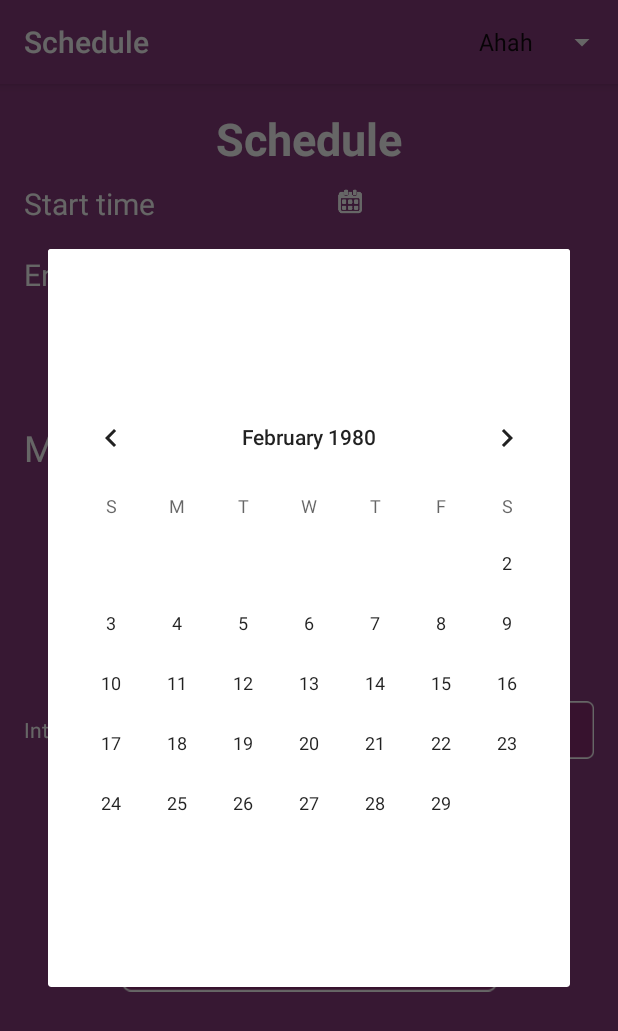
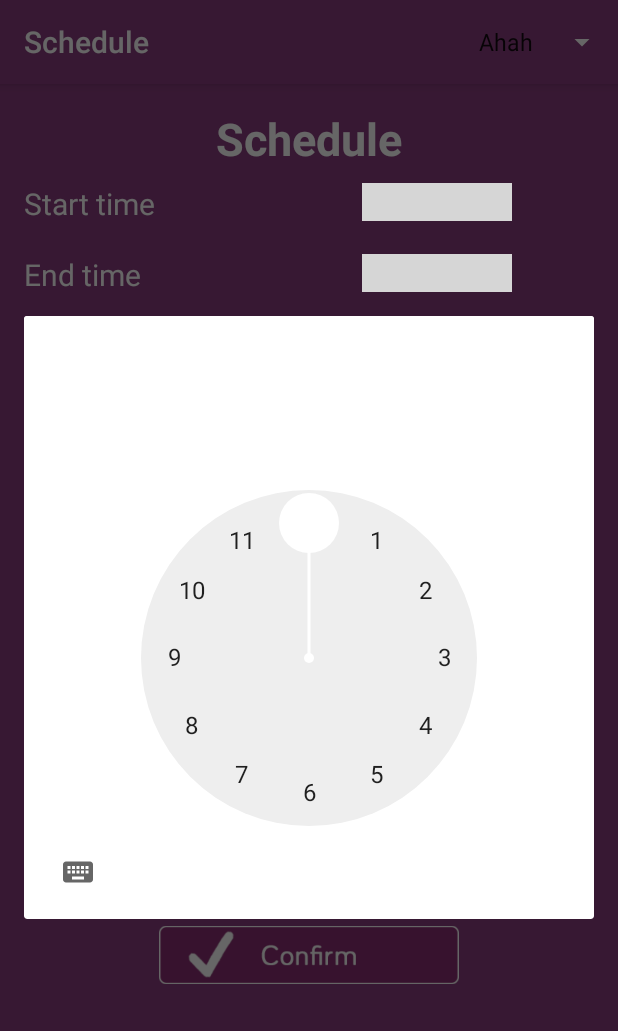
Before and after one commit to zosmak/uControl, an Android app: the activity_ac_schedule screen opened directly, with no data from a screen before it, after a tap on an icon or button, on a phone screen of 412 x 824 dp. Shown: the top 1031 px of the screen. Run offline under Robolectric (Android 15) with nearby library versions, the phone set to English and light mode, and no system bars; grey boxes are pictures that could not be loaded.

Commit message:
+ coisas

```diff
--- a/UControlStudio/app/build.gradle
+++ b/UControlStudio/app/build.gradle
@@ -25,6 +25,6 @@ dependencies {
         exclude group: 'com.android.support', module: 'support-annotations'
     })
     compile 'com.android.support:appcompat-v7:25.1.0'
+    compile 'com.android.volley:volley:1.0.0'
     testCompile 'junit:junit:4.12'
-    compile 'com.android.volley:volley:1.0.0'
 }
--- a/UControlStudio/app/src/main/AndroidManifest.xml
+++ b/UControlStudio/app/src/main/AndroidManifest.xml
@@ -1,6 +1,9 @@
 <?xml version="1.0" encoding="utf-8"?>
 <manifest xmlns:android="http://schemas.android.com/apk/res/android"
     package="ucontrol.ucontrolstudio">
+
+    <uses-permission android:name="android.permission.INTERNET"/>
+    <uses-permission android:name="android.permission.ACCESS_NETWORK_STATE"/>
 
     <application
         android:allowBackup="true"
@@ -64,6 +67,8 @@
             android:label="Remove"
             android:theme="@style/AppTheme"></activity>
 
+
+
     </application>
 
 </manifest>
--- a/UControlStudio/app/src/main/java/ucontrol/ucontrolstudio/activity_ac_schedule.java
+++ b/UControlStudio/app/src/main/java/ucontrol/ucontrolstudio/activity_ac_schedule.java
@@ -1,6 +1,7 @@
 package ucontrol.ucontrolstudio;
 
 import android.app.DatePickerDialog;
+import android.app.TimePickerDialog;
 import android.support.v4.view.MenuItemCompat;
 import android.support.v7.app.AppCompatActivity;
 import android.os.Bundle;
@@ -13,13 +14,14 @@ import android.widget.ImageView;
 import android.widget.NumberPicker;
 import android.widget.Spinner;
 import android.widget.TextView;
+import android.widget.TimePicker;
 
 public class activity_ac_schedule extends AppCompatActivity {
 
     private NumberPicker nb;
     private ImageView start, end;
     private TextView tvstart, tvend;
-    private int ano = 1980, mes = 01, dia = 01;
+    private int horas=12, minutos=00;
 
     @Override
     protected void onCreate(Bundle savedInstanceState) {
@@ -30,6 +32,7 @@ public class activity_ac_schedule extends AppCompatActivity {
         start = (ImageView) findViewById(R.id.scheduleStart);
         end = (ImageView) findViewById(R.id.scheduleEnd);
         tvstart = (TextView) findViewById(R.id.start);
+        tvend = (TextView) findViewById(R.id.end);
 
         nb.setMaxValue(40);
         nb.setMinValue(1);
@@ -37,24 +40,18 @@ public class activity_ac_schedule extends AppCompatActivity {
 
         start.setOnClickListener(new View.OnClickListener() {
             @Override
-            public void onClick(View v) {
-                DatePickerDialog picker = new DatePickerDialog(
-                        activity_ac_schedule.this,
-                        new DatePickerDialog.OnDateSetListener() {
-                            @Override
-                            public void onDateSet(DatePicker view, int year, int monthOfYear, int dayOfMonth) {
-
-                                tvstart.setText(year + "-" + (monthOfYear + 1) + "-" + dayOfMonth);
-                            }
-                        },
-                        ano,
-                        mes,
-                        dia
-                );
-                picker.show();
+            public void onClick(View view) {
+                timepickerStart();
             }
         });
 
+
+        end.setOnClickListener(new View.OnClickListener() {
+            @Override
+            public void onClick(View v) {
+                timepickerEnd();
+            }
+        });
     }
 
     @Override
@@ -71,4 +68,36 @@ public class activity_ac_schedule extends AppCompatActivity {
         spinner.setAdapter(adapter);
         return true;
     }
+
+    // time picker start
+    public void timepickerStart(){
+        // Lançar timepicker
+        TimePickerDialog timePickerDialog = new TimePickerDialog(this,
+                new TimePickerDialog.OnTimeSetListener() {
+
+                    @Override
+                    public void onTimeSet(TimePicker view, int hourOfDay,
+                                          int minute) {
+
+                        tvstart.setText(hourOfDay + ":" + minute);
+                    }
+                }, horas, minutos, false);
+        timePickerDialog.show();
+    }
+
+    // time picker end
+    public void timepickerEnd(){
+        // Lançar timepicker
+        TimePickerDialog timePickerDialog = new TimePickerDialog(this,
+                new TimePickerDialog.OnTimeSetListener() {
+
+                    @Override
+                    public void onTimeSet(TimePicker view, int hourOfDay,
+                                          int minute) {
+
+                        tvend.setText(hourOfDay + ":" + minute);
+                    }
+                }, horas, minutos, false);
+        timePickerDialog.show();
+    }
 }
--- a/UControlStudio/app/src/main/res/layout/activity_ac_schedule.xml
+++ b/UControlStudio/app/src/main/res/layout/activity_ac_schedule.xml
@@ -13,10 +13,11 @@
     android:background="@color/color_ac">
 
 
-
     <ScrollView
         android:layout_width="match_parent"
-        android:layout_height="match_parent">
+        android:layout_height="match_parent"
+        android:layout_alignParentTop="true"
+        android:layout_alignParentStart="true">
 
 
 
@@ -57,6 +58,7 @@
                     android:fontFamily="Bariol"
                     android:textSize="20sp"
                     android:layout_height="wrap_content" />
+
                 <TextView
                     android:layout_width="100dp"
                     android:textColor="@android:color/white"
@@ -66,10 +68,11 @@
                     android:layout_height="wrap_content" />
 
                 <ImageView
-                    app:srcCompat="@drawable/schedule"
+                    app:srcCompat="@drawable/time"
                     android:id="@+id/scheduleStart"
                     android:layout_height="25dp"
-                    android:layout_width="100dp" />
+                    android:layout_width="100dp"
+                    android:layout_marginLeft="25dp" />
             </LinearLayout>
 
             <LinearLayout
@@ -93,10 +96,11 @@
                     android:textSize="15sp"
                     android:layout_height="wrap_content" />
                 <ImageView
-                    app:srcCompat="@drawable/schedule"
+                    app:srcCompat="@drawable/time"
                     android:id="@+id/scheduleEnd"
                     android:layout_width="100dp"
-                    android:layout_height="25dp" />
+                    android:layout_height="25dp"
+                    android:layout_marginLeft="25dp" />
                 </LinearLayout>
         </LinearLayout>
 
@@ -106,7 +110,7 @@
             android:layout_height="150dp">
 
             <TextView
-                android:text="Mode"
+                android:text="Mode:"
                 android:layout_width="wrap_content"
                 android:layout_height="wrap_content"
                 android:id="@+id/textView5"
@@ -159,7 +163,7 @@
             android:layout_height="200dp">
 
             <TextView
-                android:text="Intensity"
+                android:text="Intensity:"
                 android:layout_height="wrap_content"
                 android:id="@+id/textView3"
                 android:textColor="@android:color/white"
@@ -183,12 +187,18 @@
                 android:layout_marginTop="70dp" />
 
         </LinearLayout>
+        <LinearLayout
+            android:orientation="horizontal"
+            android:layout_width="wrap_content"
+            android:layout_gravity="center"
+            android:layout_height="wrap_content">
+
             <ImageView
                 app:srcCompat="@drawable/arcondicionadoconfirm"
                 android:id="@+id/schedule_confim"
                 android:layout_height="wrap_content"
-                android:layout_width="250dp"
-                android:layout_marginLeft="65dp" />
+                android:layout_width="200dp" />
+        </LinearLayout>
          </LinearLayout>
     </ScrollView>
 
--- a/UControlStudio/app/src/main/res/layout/activity_alarms.xml
+++ b/UControlStudio/app/src/main/res/layout/activity_alarms.xml
@@ -15,7 +15,7 @@
         android:orientation="vertical"
         android:layout_width="match_parent"
         android:layout_height="match_parent"
-        android:layout_alignParentBottom="true"
+        android:layout_alignParentTop="true"
         android:layout_alignParentStart="true">
 
         <TextView
--- a/UControlStudio/app/src/main/res/layout/activity_audio.xml
+++ b/UControlStudio/app/src/main/res/layout/activity_audio.xml
@@ -51,10 +51,10 @@
         <ImageView
             app:srcCompat="@drawable/audioconfirm"
             android:id="@+id/imageView"
-            android:layout_marginTop="50dp"
+            android:layout_marginTop="40dp"
             android:layout_height="wrap_content"
             android:layout_marginLeft="30dp"
-            android:layout_width="200dp" />
+            android:layout_width="170dp" />
 
     </LinearLayout>
 
--- a/UControlStudio/app/src/main/res/layout/activity_television.xml
+++ b/UControlStudio/app/src/main/res/layout/activity_television.xml
@@ -54,13 +54,13 @@
         </NumberPicker>
 
         <ImageView
-            android:layout_width="250dp"
             android:layout_height="wrap_content"
-            android:layout_marginTop="50dp"
+            android:layout_marginTop="35dp"
             app:srcCompat="@drawable/tvgoto"
             android:id="@+id/imageView3"
             android:layout_marginLeft="30dp"
-            android:layout_weight="1" />
+            android:layout_weight="1"
+            android:layout_width="200dp" />
     </LinearLayout>
 
 
--- a/UControlStudio/app/src/main/res/layout/activity_tv_recordings.xml
+++ b/UControlStudio/app/src/main/res/layout/activity_tv_recordings.xml
@@ -56,8 +56,7 @@
             android:textAlignment="center"
             android:textColor="@android:color/white"
             android:layout_height="50dp"
-            android:textStyle="normal|bold"
-            android:paddingTop="20dp" />
+            android:textStyle="normal|bold" />
 
         <ListView
             android:layout_width="match_parent"
```
Also changed, not shown: UControlStudio/app/src/main/java/ucontrol/ucontrolstudio/activity_alarms.java (+52 -2 lines), UControlStudio/app/src/main/res/layout/activity_air_conditioner.xml (+4 -5 lines), UControlStudio/app/src/main/res/layout/activity_blinds.xml (+5 -4 lines), UControlStudio/app/src/main/res/layout/activity_illumination.xml (+5 -4 lines), UControlStudio/app/src/main/res/drawable/schedule.png (deleted), 1 other file.
